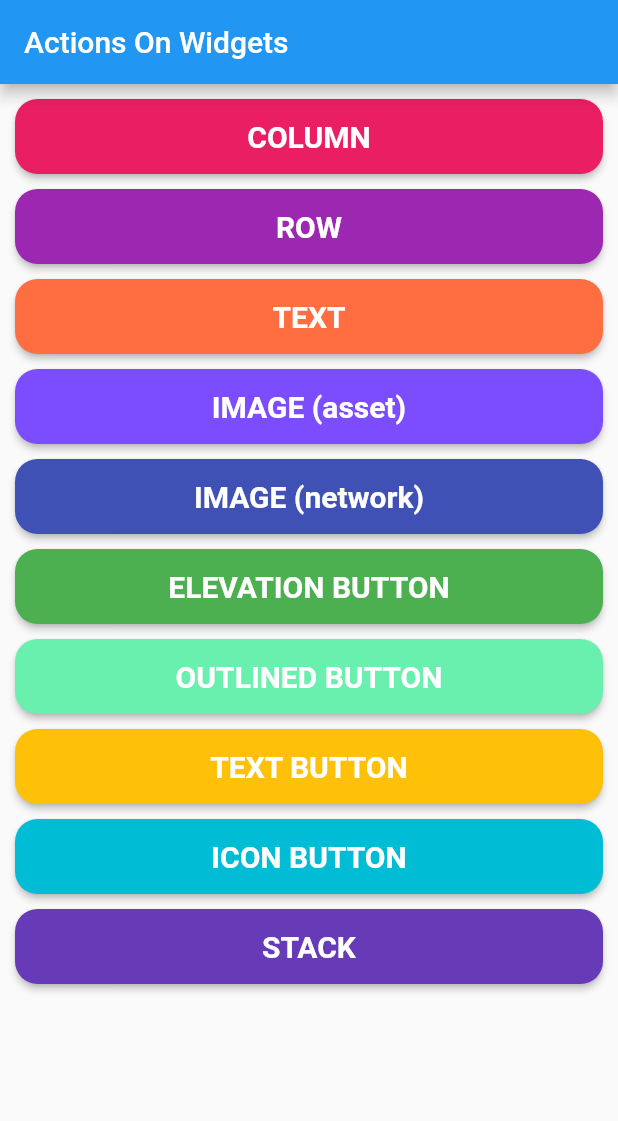
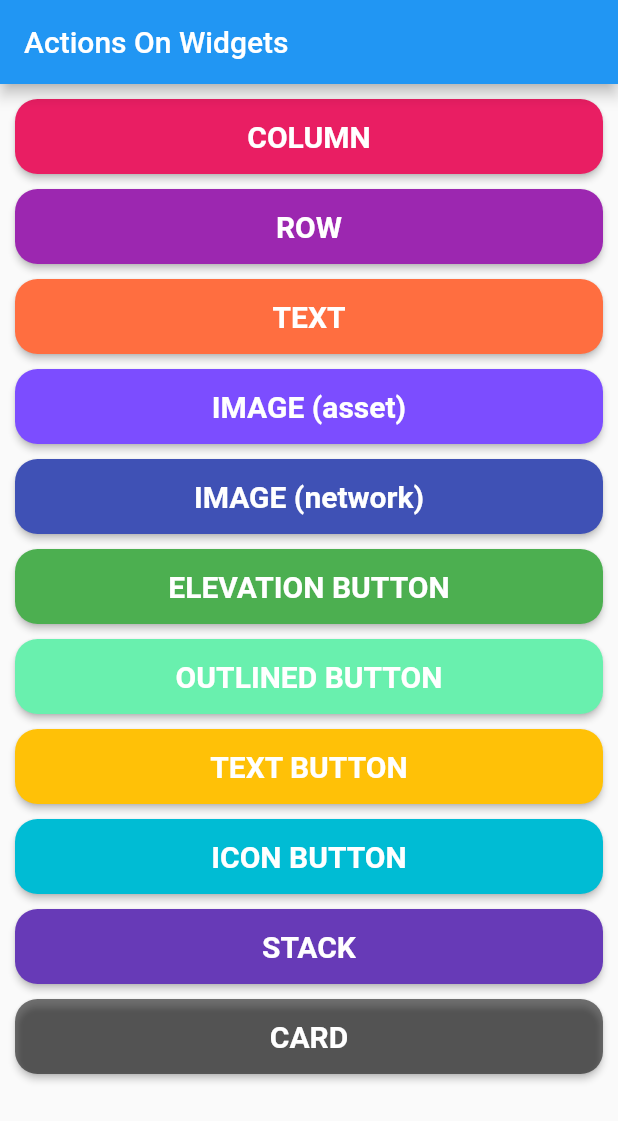
Before and after one commit to xurshidd977977/widget_gallery, a Flutter app: the screen it shows after launch, on a phone screen of 412 x 824 dp. Shown: the top 1121 px of the screen. Run offline on Flutter 3.47's test engine with Material 2 defaults, Android fonts, the phone set to English and light mode, and no system bars.

Commit message:
add card widget and some changes

```diff
--- a/lib/homePage.dart
+++ b/lib/homePage.dart
@@ -1,4 +1,5 @@
 import 'package:flutter/material.dart';
+import 'package:widget_gallery/widgets_screen/card.dart';
 import 'package:widget_gallery/widgets_screen/column.dart';
 import 'package:widget_gallery/widgets_screen/elevationButton.dart';
 import 'package:widget_gallery/widgets_screen/iconButton.dart';
@@ -219,6 +220,24 @@ class HomePage extends StatelessWidget {
                   child: const Text("STACK"),
                 ),
               ),
+              const SizedBox(height: 10),
+              SizedBox(
+                width: 400,
+                height: 50,
+                child: ElevatedButton(
+                  onPressed: () {
+                    Navigator.push(context, MaterialPageRoute(builder: (context) => CardPage()));
+                  },
+                  style: ElevatedButton.styleFrom(
+                      primary: Colors.black54,
+                      shape: RoundedRectangleBorder(
+                        borderRadius: BorderRadius.circular(15),
+                      ),
+                      textStyle:
+                      const TextStyle(fontSize: 20, fontWeight: FontWeight.bold)),
+                  child: const Text("CARD"),
+                ),
+              ),
             ]),
           ),
         ],
--- a/pubspec.yaml
+++ b/pubspec.yaml
@@ -62,7 +62,6 @@ flutter:
   # To add assets to your application, add an assets section, like this:
   assets:
       - assets/
-  #   - images/a_dot_ham.jpeg
 
   # An image asset can refer to one or more resolution-specific "variants", see
   # https://flutter.dev/assets-and-images/#resolution-aware
```
Also changed, not shown: lib/widgets_screen/card.dart (added, +90 -0 lines), lib/widgets_screen/stack.dart (+15 -1 lines).
